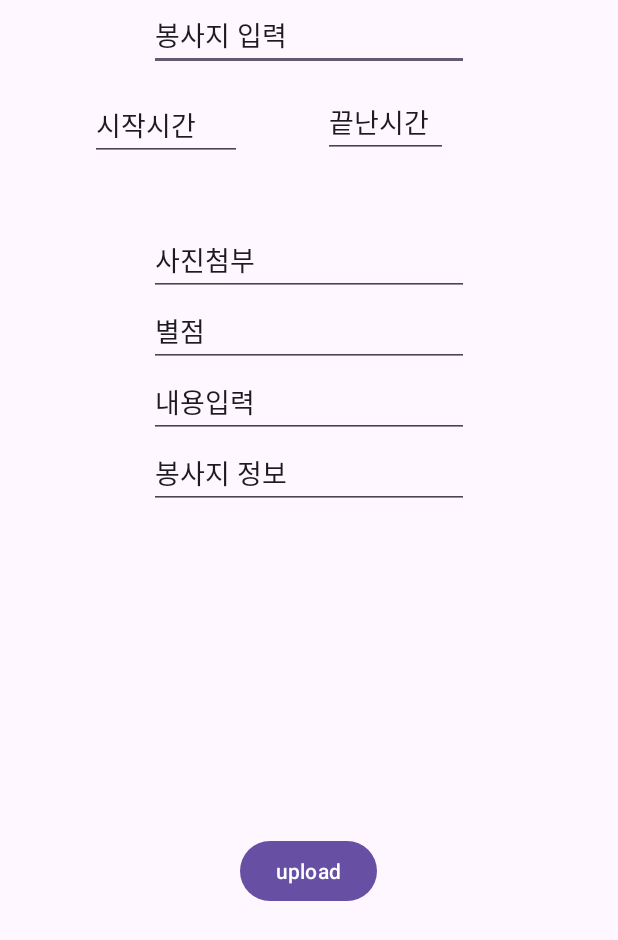
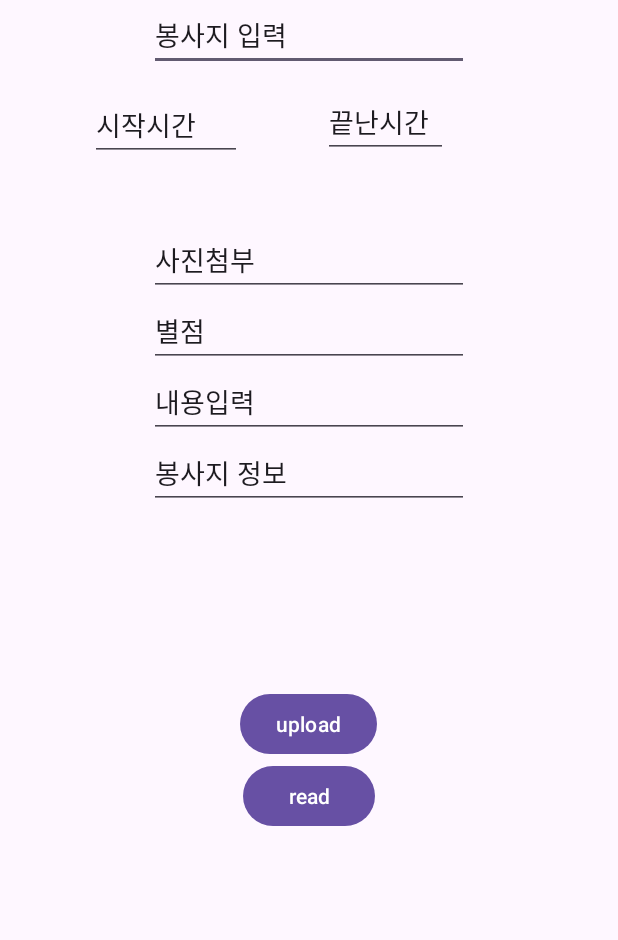
Before and after one commit to handher0/VolunteeerKim, an Android app: the screen it shows after launch (CommunityCrudActivity), after a tap on "upload", on a phone screen of 412 x 824 dp. Shown: the top 940 px of the screen. Run offline under Robolectric (Android 15) with nearby library versions, the phone set to English and light mode, and no system bars; our stand-ins replace Firebase (no records; nobody signed in at launch, a user with empty details on screens opened directly); 3 statements that could not run were skipped.

Commit message:
Read[feat]

```diff
--- a/app/src/main/java/com/example/volunteerkim/CommunityCrudActivity.java
+++ b/app/src/main/java/com/example/volunteerkim/CommunityCrudActivity.java
@@ -14,6 +14,7 @@ import androidx.core.view.WindowInsetsCompat;
 import com.example.volunteerkim.databinding.ActivityCommunityCrudBinding;
 import com.google.firebase.firestore.FieldValue;
 import com.google.firebase.firestore.FirebaseFirestore;
+import com.google.firebase.firestore.QueryDocumentSnapshot;
 
 import java.util.HashMap;
 import java.util.Map;
@@ -29,7 +30,7 @@ public class CommunityCrudActivity extends AppCompatActivity {
         FirebaseFirestore db = FirebaseFirestore.getInstance();
 
         //Create
-        binding.btUpload.setOnClickListener(new View.OnClickListener() {
+        binding.btCreate.setOnClickListener(new View.OnClickListener() {
             @Override
             public void onClick(View v) {
 
@@ -46,14 +47,31 @@ public class CommunityCrudActivity extends AppCompatActivity {
                 db.collection("Boards").document("Review").collection("Posts").add(post)
                         .addOnSuccessListener(documentReference -> {
                             Log.d("Firestore", "게시글 추가 성공: " + documentReference.getId());
+                            post.put("PostId", documentReference.getId());
                         })
                         .addOnFailureListener(e -> {
                             Log.w("Firestore", "게시글 추가 실패", e);
                         });
 
             }
+        });
 
-
+        //Read
+        binding.btRead.setOnClickListener(new View.OnClickListener() {
+            @Override
+            public void onClick(View v) {
+                db.collection("Boards").document("Review").collection("Posts")
+                        .get()
+                        .addOnCompleteListener(task -> {
+                            if (task.isSuccessful()) {
+                                for (QueryDocumentSnapshot document : task.getResult()) {
+                                    Log.d("Firestore", document.getId() + " => " + document.getData());
+                                }
+                            } else {
+                                Log.w("Firestore", "게시글 가져오기 실패", task.getException());
+                            }
+                        });
+            }
         });
 
 
--- a/app/src/main/res/layout/activity_community_crud.xml
+++ b/app/src/main/res/layout/activity_community_crud.xml
@@ -67,7 +67,7 @@
         app:layout_constraintTop_toBottomOf="@+id/et_photo" />
 
     <Button
-        android:id="@+id/bt_upload"
+        android:id="@+id/bt_create"
         android:layout_width="wrap_content"
         android:layout_height="wrap_content"
         android:text="upload"
@@ -76,7 +76,7 @@
         app:layout_constraintHorizontal_bias="0.498"
         app:layout_constraintStart_toStartOf="parent"
         app:layout_constraintTop_toBottomOf="@+id/et_info"
-        app:layout_constraintVertical_bias="0.498" />
+        app:layout_constraintVertical_bias="0.273" />
 
     <EditText
         android:id="@+id/et_content"
@@ -99,4 +99,13 @@
         app:layout_constraintEnd_toEndOf="parent"
         app:layout_constraintStart_toStartOf="parent"
         app:layout_constraintTop_toBottomOf="@+id/et_content" />
+
+    <Button
+        android:id="@+id/bt_read"
+        android:layout_width="wrap_content"
+        android:layout_height="wrap_content"
+        android:text="read"
+        app:layout_constraintEnd_toEndOf="parent"
+        app:layout_constraintStart_toStartOf="parent"
+        app:layout_constraintTop_toBottomOf="@+id/bt_create" />
 </androidx.constraintlayout.widget.ConstraintLayout>
```
